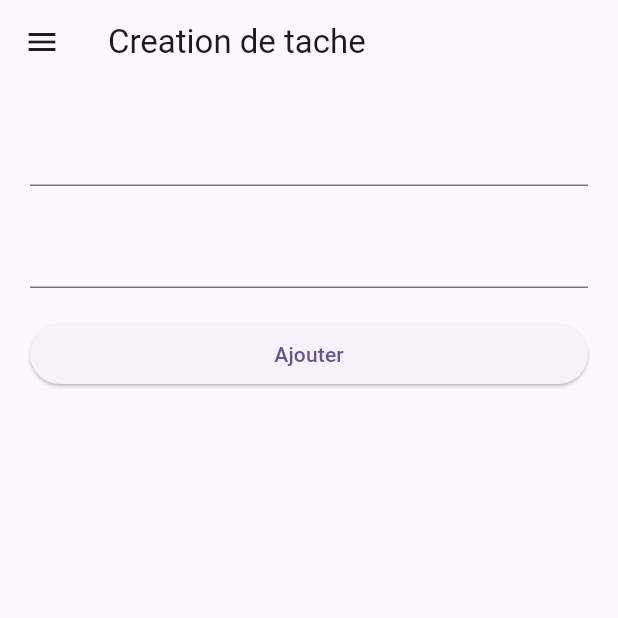
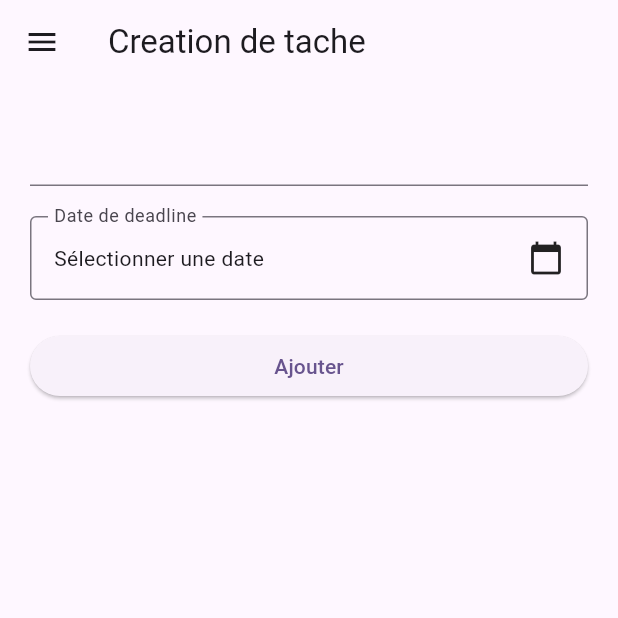
Before and after one commit to GbecetKouameDylan/tp1-Flutter, a Flutter app: the CreationPage screen opened directly, on a phone screen of 412 x 824 dp, the top half of it. Run offline on Flutter 3.47's test engine with Material 3 defaults, Android fonts, the phone set to English and light mode, and no system bars; our stand-ins replace dio.

Commit message:
Progress:Creationpage

```diff
--- a/tp1_flutter/lib/creation.dart
+++ b/tp1_flutter/lib/creation.dart
@@ -2,6 +2,7 @@ import 'package:flutter/material.dart';
 import 'package:tp1_flutter/connexion.dart';
 import 'package:tp1_flutter/home.dart';
 import 'package:tp1_flutter/main.dart';
+import 'package:tp1_flutter/transfert.dart';
 
 import 'lib_http.dart';
 
@@ -20,19 +21,18 @@ class MyApp extends StatelessWidget {
         colorScheme: ColorScheme.fromSeed(seedColor: Colors.deepPurple),
         useMaterial3: true,
       ),
-
     );
   }
 }
 
 class CreationPage extends StatefulWidget {
   @override
-  _LoginPageState createState() => _LoginPageState();
+  _CreationPageState createState() => _CreationPageState();
 }
 
-class _LoginPageState extends State<CreationPage> {
+class _CreationPageState extends State<CreationPage> {
   final _nomController = TextEditingController();
-  final _dateController = TextEditingController();
+  DateTime? _selectedDate; // Variable pour stocker la date sélectionnée
 
   @override
   Widget build(BuildContext context) {
@@ -40,7 +40,7 @@ class _LoginPageState extends State<CreationPage> {
       appBar: AppBar(
         title: Text('Creation de tache'),
       ),
-        drawer: AppDrawer(),
+      drawer: AppDrawer(),
       body: Padding(
         padding: EdgeInsets.all(20.0),
         child: Form(
@@ -53,29 +53,45 @@ class _LoginPageState extends State<CreationPage> {
                   if (value == null || value.isEmpty) {
                     return 'Veuillez entrer un nom de tache';
                   }
-                  // Add your own email validation logic here
                   return null;
                 },
               ),
               SizedBox(height: 20.0),
-              TextFormField(
-                controller: _dateController,
-                obscureText: true,
-                validator: (value) {
-                  if (value == null || value.isEmpty) {
-                    return 'Veuillez entrer une date';
-                  }
-                  // Add your own password validation logic here
-                  return null;
+              InkWell(
+                onTap: () {
+                  _selectDate(context);
                 },
+                child: InputDecorator(
+                  decoration: InputDecoration(
+                    labelText: 'Date de deadline',
+                    border: OutlineInputBorder(),
+                  ),
+                  child: Row(
+                    mainAxisAlignment: MainAxisAlignment.spaceBetween,
+                    children: <Widget>[
+                      Text(
+                        _selectedDate != null
+                            ? '${_selectedDate!.day}/${_selectedDate!.month}/${_selectedDate!.year}'
+                            : 'Sélectionner une date',
+                      ),
+                      Icon(Icons.calendar_today),
+                    ],
+                  ),
+                ),
               ),
               SizedBox(height: 20.0),
               ElevatedButton(
-                onPressed: () {
+                onPressed: () async {
+                  AddTaskRequest req = AddTaskRequest();
+                  req.name = _nomController.text;
+                  TrucAvecUneDate aller = TrucAvecUneDate();
+                  aller.date = _selectedDate!;
+                  req.deadline = aller.date;
+                  var reponse = await Tache(req);
+                  print(reponse);
                   Navigator.push(
-                      context,MaterialPageRoute(
-                    builder: (context) => SignUpForm(),
-                  )
+                    context,
+                    MaterialPageRoute(builder: (context) => SignUpForm()),
                   );
                 },
                 child: Text('Ajouter'),
@@ -87,7 +103,23 @@ class _LoginPageState extends State<CreationPage> {
     );
   }
 
+  // Méthode pour afficher le sélecteur de date
+  Future<void> _selectDate(BuildContext context) async {
+    final DateTime? pickedDate = await showDatePicker(
+      context: context,
+      initialDate: DateTime.now(),
+      firstDate: DateTime.now(),
+      lastDate: DateTime(2101),
+    );
+    if (pickedDate != null && pickedDate != _selectedDate) {
+      setState(() {
+        _selectedDate = pickedDate;
+      });
+    }
+  }
 }
+
+
 // Ajout du tiroir de navigation
 class AppDrawer extends StatelessWidget {
   @override
--- a/tp1_flutter/lib/transfert.dart
+++ b/tp1_flutter/lib/transfert.dart
@@ -1,4 +1,6 @@
+import 'package:intl/intl.dart';
 import 'package:json_annotation/json_annotation.dart';
+
 
 /// This allows the `User` class to access private members in
 /// the generated file. The value for this is *.g.dart, where
@@ -70,3 +72,24 @@ class HomeItemResponse {
   factory HomeItemResponse.fromJson(Map<String, dynamic> json) => _$HomeItemResponseFromJson(json);
   Map<String, dynamic> toJson() => _$HomeItemResponseToJson(this);
 }
+
+@JsonSerializable()
+class TrucAvecUneDate {
+  TrucAvecUneDate();
+
+  // TODO c'est cette annotation qui permet de override la conversion par defaut
+  @JsonKey(fromJson: _fromJson, toJson: _toJson)
+  DateTime date = DateTime.now();
+
+  factory TrucAvecUneDate.fromJson(Map<String, dynamic> json) =>
+      _$TrucAvecUneDateFromJson(json);
+
+  Map<String, dynamic> toJson() => _$TrucAvecUneDateToJson(this);
+}
+
+// TODO ici on force le format de la date et on fournit les fonctions de conversion dans les 2 sens
+final _dateFormatter = DateFormat("yyyy-MM-dd'T'HH:mm:ss");
+
+DateTime _fromJson(String date) => _dateFormatter.parse(date);
+
+String _toJson(DateTime date) => _dateFormatter.format(date);
--- a/tp1_flutter/pubspec.yaml
+++ b/tp1_flutter/pubspec.yaml
@@ -32,21 +32,24 @@ dependencies:
     sdk: flutter
   dio: ^4.0.0
   json_annotation: ^4.8.1
+  intl: ^0.18.1
   # The following adds the Cupertino Icons font to your application.
   # Use with the CupertinoIcons class for iOS style icons.
   cupertino_icons: ^1.0.2
 
 dev_dependencies:
   flutter_test:
+
     sdk: flutter
   build_runner: ^2.4.6
   json_serializable: ^6.7.1
+  flutter_lints: ^2.0.0
   # The "flutter_lints" package below contains a set of recommended lints to
   # encourage good coding practices. The lint set provided by the package is
   # activated in the `analysis_options.yaml` file located at the root of your
   # package. See that file for information about deactivating specific lint
   # rules and activating additional ones.
-  flutter_lints: ^2.0.0
+
 
 # For information on the generic Dart part of this file, see the
 # following page: https://dart.dev/tools/pub/pubspec
```
Also changed, not shown: tp1_flutter/lib/home.dart (+39 -13 lines), tp1_flutter/lib/lib_http.dart (+20 -3 lines), tp1_flutter/lib/transfert.g.dart, tp1_flutter/pubspec.lock.
